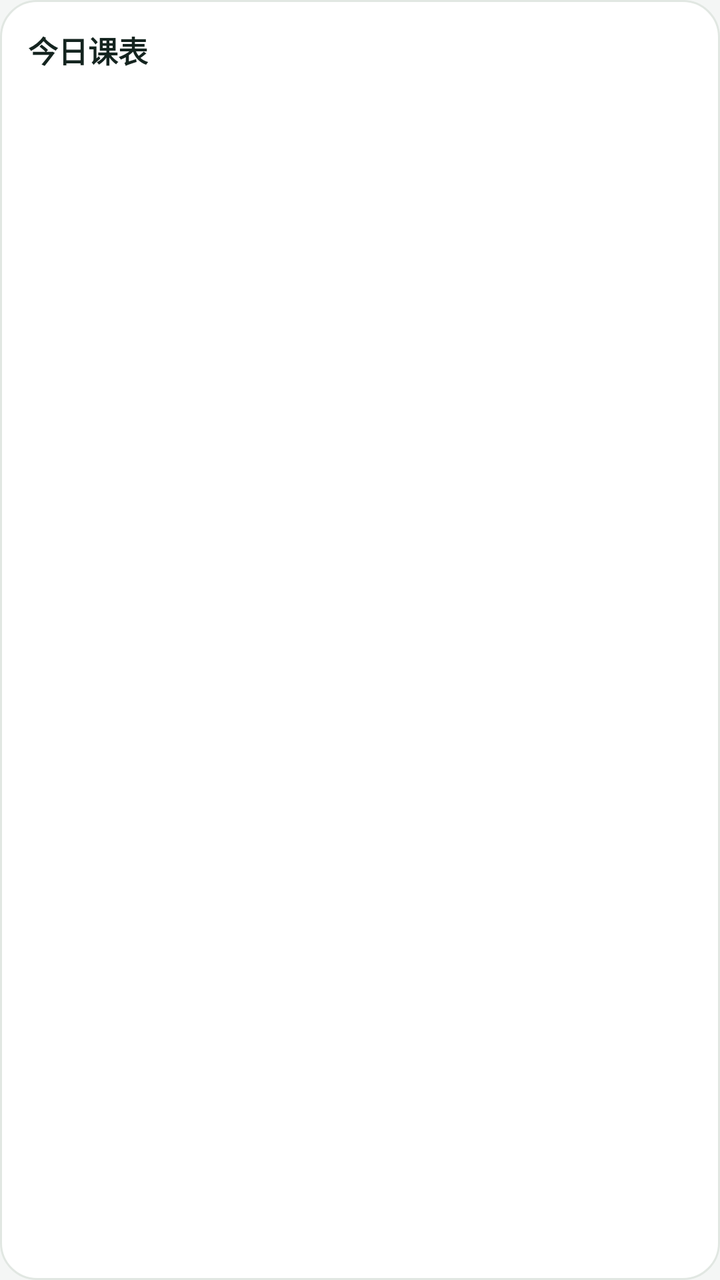
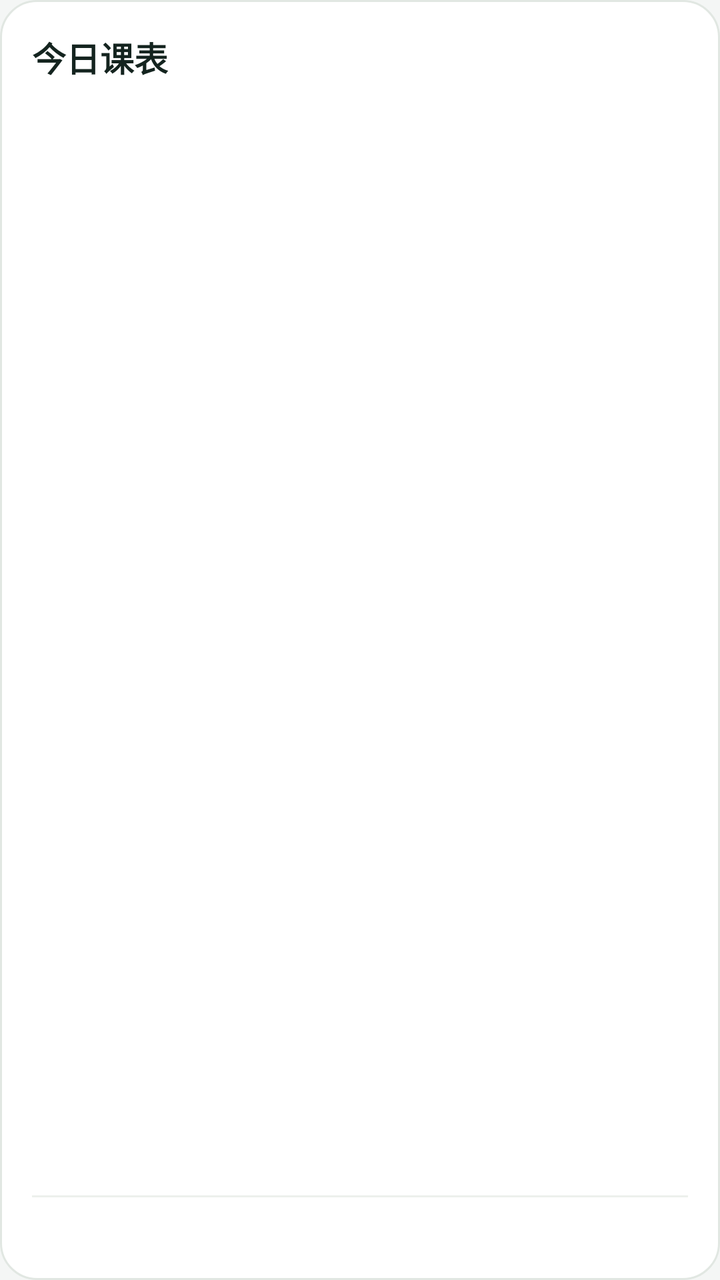

Two renders of the same Android screen: before a commit and after it. Below are the layout's source before the change and the commit's diff.
<!-- AndroidManifest.xml: application theme AppTheme -->
<!-- res/layout/widget_today.xml -->
<?xml version="1.0" encoding="utf-8"?>
<LinearLayout xmlns:android="http://schemas.android.com/apk/res/android"
    android:id="@+id/widget_today_root"
    android:layout_width="match_parent"
    android:layout_height="match_parent"
    android:background="@drawable/widget_bg_light"
    android:orientation="vertical"
    android:padding="14dp">

    <LinearLayout
        android:layout_width="match_parent"
        android:layout_height="wrap_content"
        android:orientation="horizontal">

        <TextView
            android:layout_width="wrap_content"
            android:layout_height="wrap_content"
            android:text="今日课表"
            android:textColor="#14241F"
            android:textSize="15sp"
            android:textStyle="bold" />

        <TextView
            android:id="@+id/w_today_date"
            android:layout_width="0dp"
            android:layout_height="wrap_content"
            android:layout_weight="1"
            android:gravity="end"
            android:textColor="#7A857F"
            android:textSize="12sp" />
    </LinearLayout>

    <LinearLayout
        android:id="@+id/w_today_rows"
        android:layout_width="match_parent"
        android:layout_height="wrap_content"
        android:layout_marginTop="6dp"
        android:orientation="vertical" />

    <TextView
        android:id="@+id/w_today_empty"
        android:layout_width="wrap_content"
        android:layout_height="wrap_content"
        android:layout_marginTop="10dp"
        android:textColor="#7A857F"
        android:textSize="13sp"
        android:visibility="gone" />
</LinearLayout>
<!-- resources referenced by this layout -->
<resources>
  <!-- drawable widget_bg_light (drawable) -->
  <?xml version="1.0" encoding="utf-8"?>
  <shape xmlns:android="http://schemas.android.com/apk/res/android" android:shape="rectangle">
      <corners android:radius="18dp" />
      <solid android:color="#FFFFFF" />
      <stroke android:width="1dp" android:color="#E1E7E2" />
  </shape>
  <style name="AppTheme" parent="@android:style/Theme.Material.Light.NoActionBar">
          <item name="android:windowBackground">@color/launch_bg</item>
          <item name="android:statusBarColor">@color/brand</item>
          <item name="android:navigationBarColor">#FFFFFF</item>
          <item name="android:windowLightStatusBar">false</item>
      </style>
  <color name="launch_bg">#F4F6F5</color>
  <color name="brand">#0F5C4C</color>
</resources>

<!-- the commit's change to res/layout/widget_today.xml (unified diff, before → after) -->
@@ -5,7 +5,7 @@
     android:layout_height="match_parent"
     android:background="@drawable/widget_bg_light"
     android:orientation="vertical"
-    android:padding="14dp">
+    android:padding="16dp">
 
     <LinearLayout
         android:layout_width="match_parent"
@@ -17,7 +17,7 @@
             android:layout_height="wrap_content"
             android:text="今日课表"
             android:textColor="#14241F"
-            android:textSize="15sp"
+            android:textSize="17sp"
             android:textStyle="bold" />
 
         <TextView
@@ -27,22 +27,42 @@
             android:layout_weight="1"
             android:gravity="end"
             android:textColor="#7A857F"
-            android:textSize="12sp" />
+            android:textSize="13sp" />
     </LinearLayout>
 
     <LinearLayout
         android:id="@+id/w_today_rows"
         android:layout_width="match_parent"
         android:layout_height="wrap_content"
-        android:layout_marginTop="6dp"
+        android:layout_marginTop="8dp"
         android:orientation="vertical" />
 
     <TextView
         android:id="@+id/w_today_empty"
         android:layout_width="wrap_content"
         android:layout_height="wrap_content"
-        android:layout_marginTop="10dp"
+        android:layout_marginTop="12dp"
         android:textColor="#7A857F"
-        android:textSize="13sp"
+        android:textSize="14sp"
         android:visibility="gone" />
+
+    <View
+        android:layout_width="match_parent"
+        android:layout_height="0dp"
+        android:layout_weight="1" />
+
+    <View
+        android:layout_width="match_parent"
+        android:layout_height="1dp"
+        android:background="#EDF0EC" />
+
+    <TextView
+        android:id="@+id/w_today_footer"
+        android:layout_width="match_parent"
+        android:layout_height="wrap_content"
+        android:layout_marginTop="9dp"
+        android:ellipsize="end"
+        android:maxLines="1"
+        android:textColor="#7A857F"
+        android:textSize="12sp" />
 </LinearLayout>
